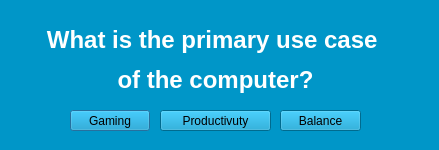
Qt form dialog.ui (ameigen/cpr_proj) before a commit.
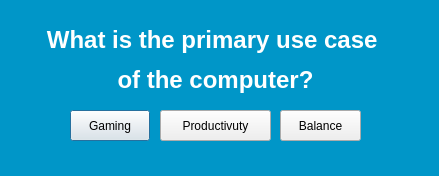
The same form after that commit.

```diff
--- a/dialog.ui
+++ b/dialog.ui
@@ -7,7 +7,7 @@
     <x>0</x>
     <y>0</y>
     <width>439</width>
-    <height>150</height>
+    <height>176</height>
    </rect>
   </property>
   <property name="windowTitle">
@@ -39,9 +39,19 @@
      <x>70</x>
      <y>110</y>
      <width>80</width>
-     <height>21</height>
+     <height>31</height>
     </rect>
    </property>
+   <property name="palette">
+    <palette>
+     <active/>
+     <inactive/>
+     <disabled/>
+    </palette>
+   </property>
+   <property name="styleSheet">
+    <string notr="true">background-color: rgb(0, 0, );</string>
+   </property>
    <property name="text">
     <string>Gaming</string>
    </property>
@@ -52,9 +62,19 @@
      <x>160</x>
      <y>110</y>
      <width>111</width>
-     <height>21</height>
+     <height>31</height>
     </rect>
    </property>
+   <property name="palette">
+    <palette>
+     <active/>
+     <inactive/>
+     <disabled/>
+    </palette>
+   </property>
+   <property name="styleSheet">
+    <string notr="true">background-color: rgb(0, 0, );</string>
+   </property>
    <property name="text">
     <string>Productivuty</string>
    </property>
@@ -65,9 +85,19 @@
      <x>280</x>
      <y>110</y>
      <width>81</width>
-     <height>21</height>
+     <height>31</height>
     </rect>
    </property>
+   <property name="palette">
+    <palette>
+     <active/>
+     <inactive/>
+     <disabled/>
+    </palette>
+   </property>
+   <property name="styleSheet">
+    <string notr="true">background-color: rgb(0, 0, );</string>
+   </property>
    <property name="text">
     <string>Balance</string>
    </property>
```
